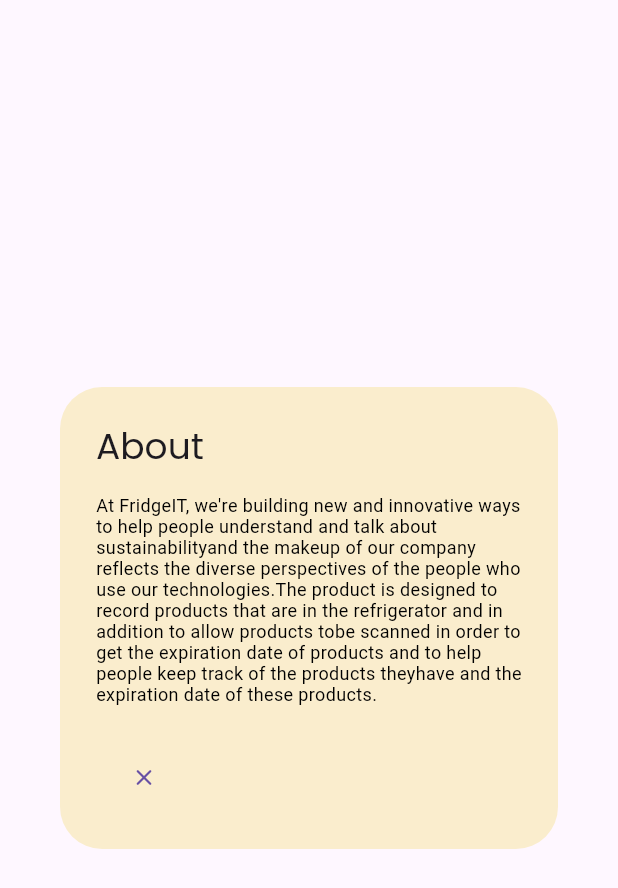
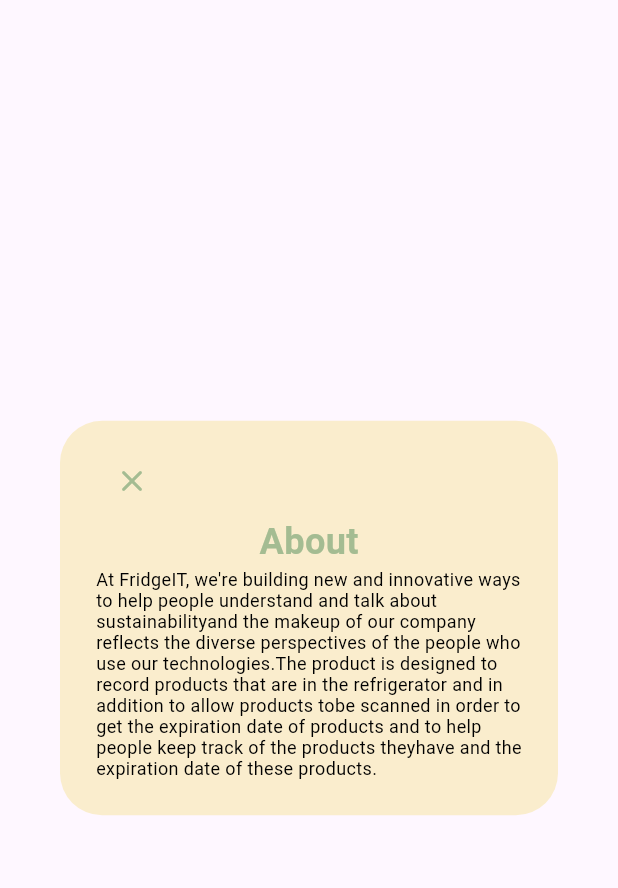
Before and after one commit to coralavital/FridgeIT, a Flutter app: the CustomDialog widget shown alone on an empty page, opened directly, on a phone screen of 412 x 824 dp. Shown: the top 888 px of the screen. Run offline on Flutter 3.47's test engine with Material 2 defaults, Android fonts, the phone set to English and light mode, and no system bars; our stand-ins replace babstrap_settings_screen, carousel_slider, cloud_firestore, firebase_auth, firebase_core, firebase_messaging and 6 more; accounts and stored records are empty; Roboto replaces fonts that are missing (Alkatra).

```diff
--- a/lib/ui/home/home.dart
+++ b/lib/ui/home/home.dart
@@ -288,8 +288,7 @@
                                   child: SmallText(
                                     text: 'The last 5 detected products',
                                     color: ThemeColors().main,
-                                    fontWeight: FontWeight.w300,
-                                    size: Dimensions.size13,
+                                    fontWeight: FontWeight.bold,
                                   ),
                                 );
                               }
--- a/lib/widgets/dialog.dart
+++ b/lib/widgets/dialog.dart
@@ -1,4 +1,6 @@
 import 'package:flutter/material.dart';
+import 'package:fridge_it/utils/dimensions.dart';
+import 'package:fridge_it/widgets/big_text.dart';
 import 'package:fridge_it/widgets/small_text.dart';
 
 import '../theme/theme_colors.dart';
@@ -7,8 +9,8 @@
   String title;
   String message;
 
-  CustomDialog(
-      {super.key,
+  CustomDialog({
+    super.key,
     required this.title,
     required this.message,
   });
@@ -17,20 +19,31 @@
   Widget build(BuildContext context) {
     return AlertDialog(
       backgroundColor: ThemeColors().cream,
-      title: Text(title),
-
-      content: SmallText(
-              text: message,
-              // fieldTitle: title,
-            ),
-
-      actions: <Widget>[
-        TextButton(
+      content: Column(
+        mainAxisSize: MainAxisSize.min,
+        crossAxisAlignment: CrossAxisAlignment.center,
+        children: [
+          Row(
+            children: [
+              IconButton(
+                alignment: Alignment.topLeft,
                 onPressed: () => Navigator.pop(context, 'Cancel'),
-          child: const Icon(Icons.close_rounded),
+                icon: const Icon(Icons.close_rounded),
+                color: ThemeColors().main,
               ),
             ],
-      actionsAlignment:  MainAxisAlignment.start,
+          ),
+          BigText(
+            text: title,
+            size: Dimensions.size20,
+            fontWeight: FontWeight.w700,
+            color: ThemeColors().main,
+          ),
+          SmallText(
+            text: message,
+          ),
+        ],
+      ),
     );
   }
 }
```
Also changed, not shown: lib/ui/auth/signup_page.dart (+17 -3 lines), lib/utils/pick_image.dart (deleted, +0 -11 lines), 10 other files. Lines whose indentation alone changed are shown as unchanged.
